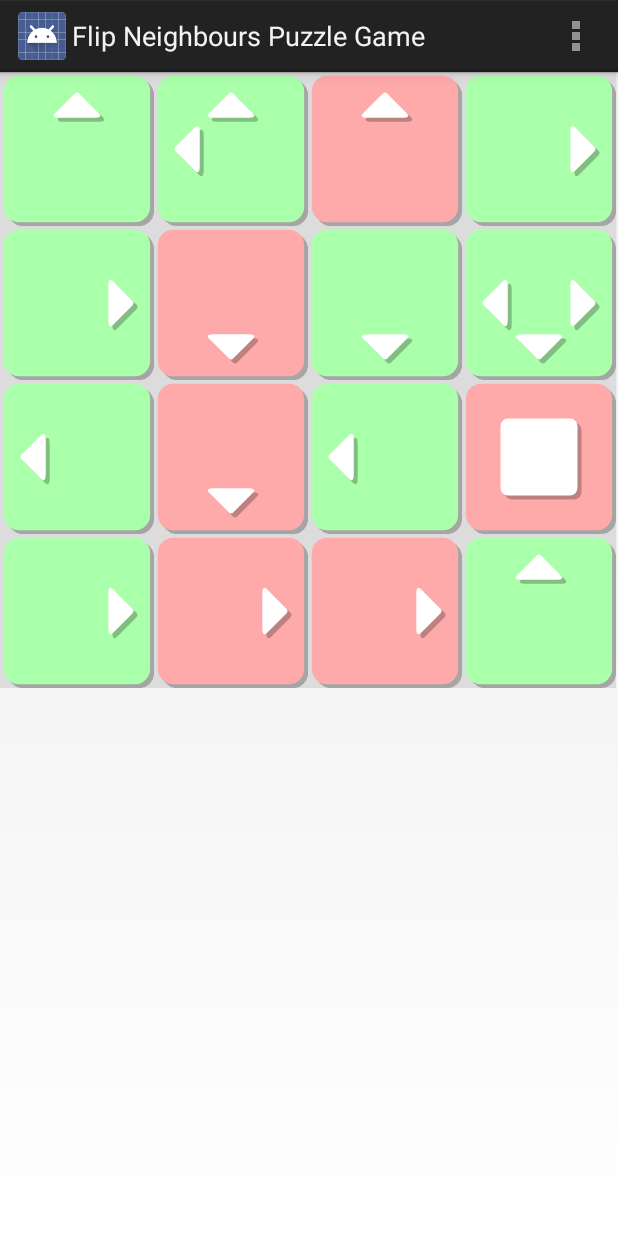
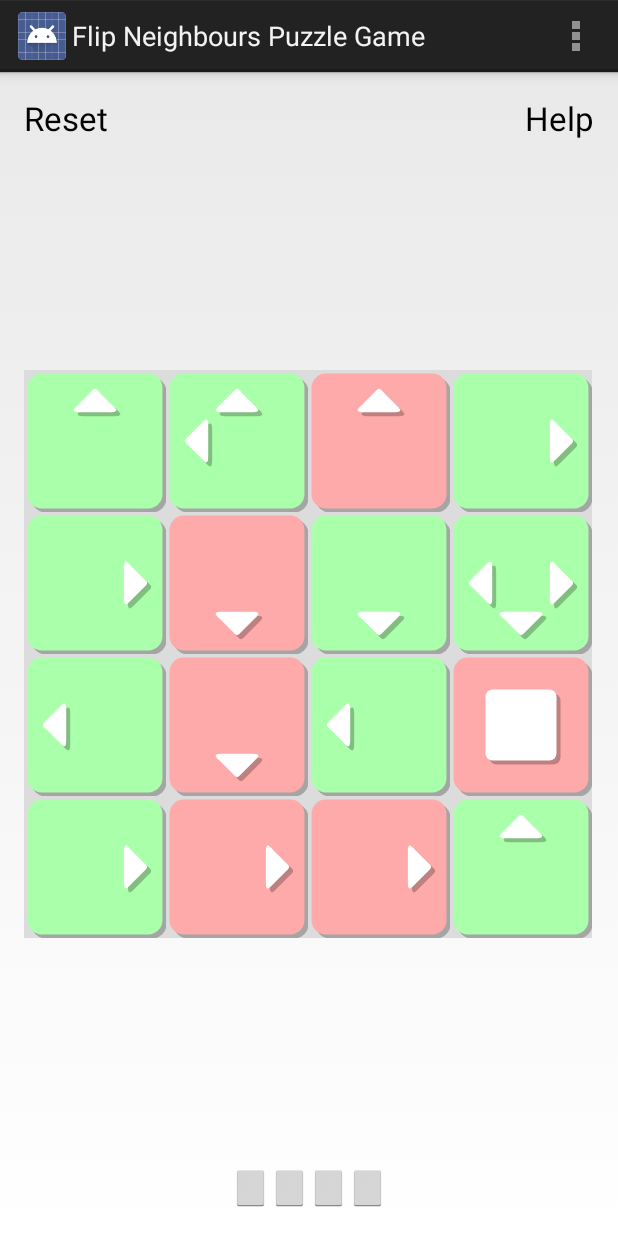
Before and after one commit to SSNikolaevich/Flip_Neighbours_Puzzle_Game, an Android app: the screen it shows after launch (GameActivity), on a phone screen of 412 x 824 dp. Run offline under Robolectric (Android 15) with nearby library versions, the light colour scheme and no system bars.

Commit message:
Some layout enhancements.

```diff
--- a/app/src/main/java/com/github/ssnikolaevich/flipgame/GameActivity.java
+++ b/app/src/main/java/com/github/ssnikolaevich/flipgame/GameActivity.java
@@ -65,6 +65,7 @@ public class GameActivity extends Activity {
         final GridLayout gridLayout = (GridLayout) findViewById(R.id.gameGrid);
         gridLayout.setColumnCount(columnsCount);
         gridLayout.setRowCount(rowsCount);
+        gridLayout.removeAllViews();
 
         TileViewFactory tileViewFactory = new TileViewFactory(this);
         for (int r = 0; r < rowsCount; ++r) {
@@ -111,6 +112,11 @@ public class GameActivity extends Activity {
         );
     }
 
+    public void resetGame(View view) {
+        initGame();
+        initGameView();
+    }
+
     @Override
     public boolean onCreateOptionsMenu(Menu menu) {
         // Inflate the menu; this adds items to the action bar if it is present.
--- a/app/src/main/res/layout/activity_game.xml
+++ b/app/src/main/res/layout/activity_game.xml
@@ -3,13 +3,69 @@
     android:id="@+id/gameLayout"
     android:layout_width="match_parent"
     android:layout_height="match_parent"
-    tools:context="com.example.sergey.myapplication.GameActivity">
+    tools:context="com.example.sergey.myapplication.GameActivity"
+    android:layout_marginLeft="@dimen/activity_horizontal_margin"
+    android:layout_marginTop="@dimen/activity_vertical_margin"
+    android:layout_marginRight="@dimen/activity_horizontal_margin"
+    android:layout_marginBottom="@dimen/activity_vertical_margin"
+    >
+    <RelativeLayout
+        android:layout_width="match_parent"
+        android:layout_height="wrap_content"
+        android:layout_centerHorizontal="true">
+
+        <TextView
+            android:layout_width="wrap_content"
+            android:layout_height="wrap_content"
+            android:textAppearance="?android:attr/textAppearanceLarge"
+            android:text="Reset"
+            android:id="@+id/resetTextView"
+            android:layout_centerVertical="true"
+            android:layout_alignParentLeft="true"
+            android:onClick="resetGame"/>
+
+        <TextView
+            android:layout_width="wrap_content"
+            android:layout_height="wrap_content"
+            android:textAppearance="?android:attr/textAppearanceLarge"
+            android:text="Help"
+            android:id="@+id/helpTextView"
+            android:layout_centerVertical="true"
+            android:layout_alignParentRight="true" />
+
+    </RelativeLayout>
 
     <GridLayout
         android:id="@+id/gameGrid"
         android:layout_width="match_parent"
         android:layout_height="wrap_content"
         android:stretchMode="columnWidth"
-        android:layout_gravity="center" />
+        android:layout_gravity="center"
+        android:layout_centerInParent="true" />
+
+    <LinearLayout
+        android:orientation="horizontal"
+        android:layout_width="wrap_content"
+        android:layout_height="wrap_content"
+        android:layout_alignParentBottom="true"
+        android:layout_centerHorizontal="true">
+
+        <ImageButton
+            android:layout_width="wrap_content"
+            android:layout_height="wrap_content"
+            android:id="@+id/shareOnFacebookButton" />
+        <ImageButton
+            android:layout_width="wrap_content"
+            android:layout_height="wrap_content"
+            android:id="@+id/shareOnTwitterButton" />
+        <ImageButton
+            android:layout_width="wrap_content"
+            android:layout_height="wrap_content"
+            android:id="@+id/shareOnVkontakteButton" />
+        <ImageButton
+            android:layout_width="wrap_content"
+            android:layout_height="wrap_content"
+            android:id="@+id/shareOnOdnoklassnikiButton" />
+    </LinearLayout>
 
 </RelativeLayout>
```
Also changed, not shown: app/src/main/java/com/github/ssnikolaevich/flipgame/game/Game.java (line endings or trailing spaces).
